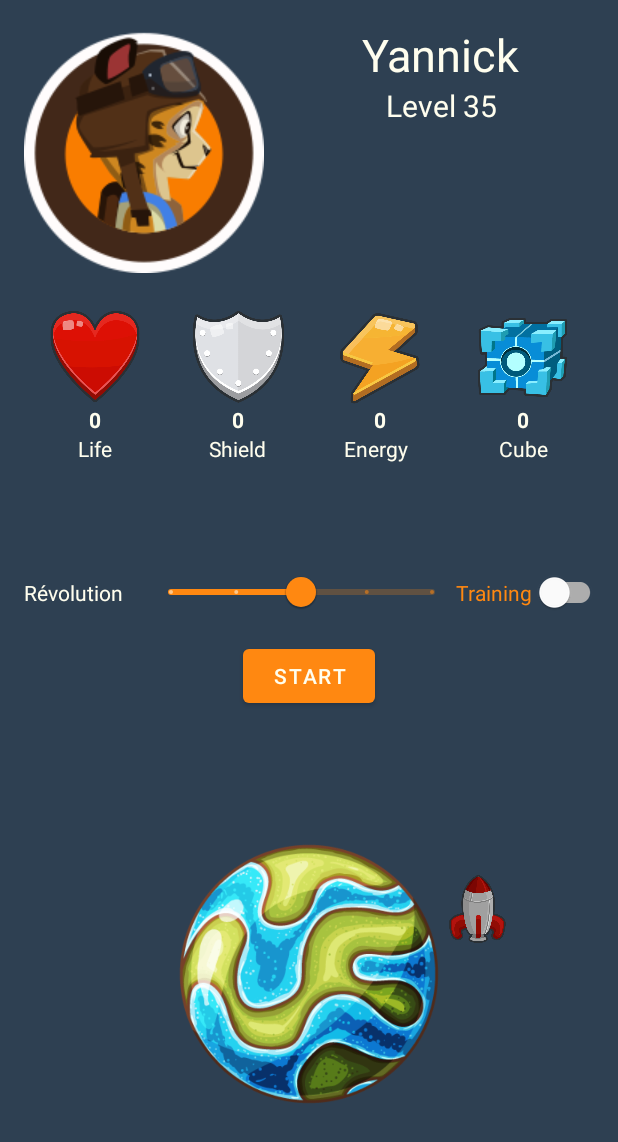
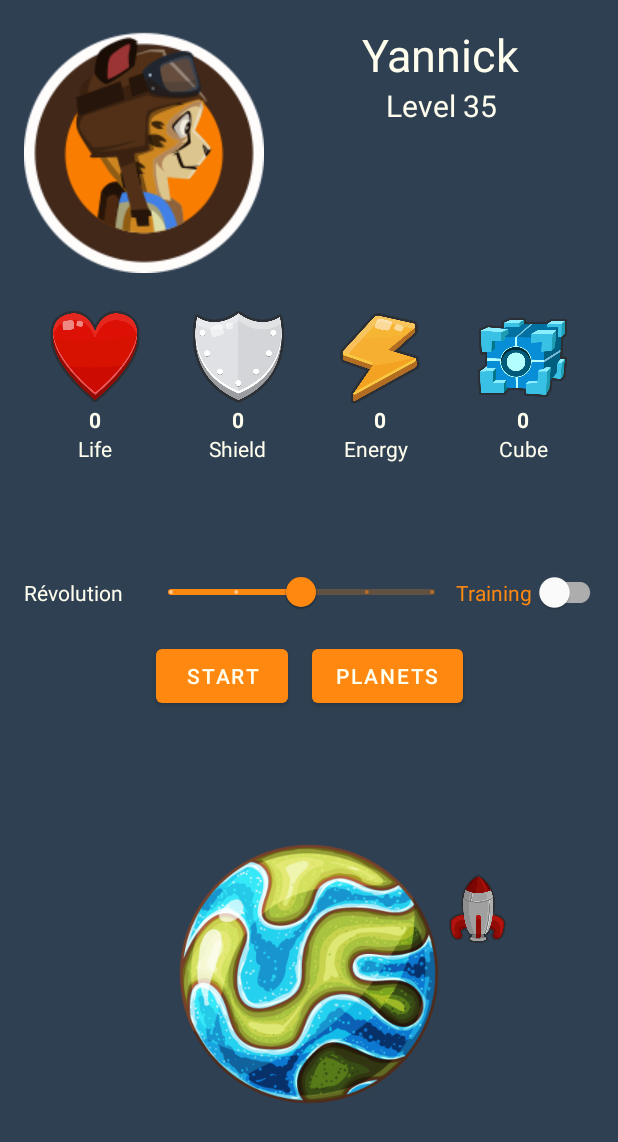
Before and after one commit to yannickcharron/4C6.H23, an Android app: the layout activity_main.xml on its own in the app's theme, with its tools: preview values and no code run, on a phone screen of 412 x 824 dp. Shown: the top 1142 px of the screen. Run offline under Robolectric (Android 15) with nearby library versions, the phone set to English and light mode, and no system bars.

Commit message:
Activity Planets

```diff
--- a/S03.MVVM/app/build.gradle
+++ b/S03.MVVM/app/build.gradle
@@ -46,6 +46,7 @@ dependencies {
 
     //ViewModel
     implementation 'androidx.activity:activity-ktx:1.6.1'
+    implementation 'androidx.core:core-ktx:+'
 
 
     testImplementation 'junit:junit:4.13.2'
--- a/S03.MVVM/app/src/main/AndroidManifest.xml
+++ b/S03.MVVM/app/src/main/AndroidManifest.xml
@@ -12,6 +12,9 @@
         android:theme="@style/CustomTheme"
         tools:targetApi="31">
         <activity
+            android:name=".presentation.planet.PlanetsActivity"
+            android:exported="false" />
+        <activity
             android:name=".presentation.main.MainActivity"
             android:exported="true">
             <intent-filter>
--- a/S03.MVVM/app/src/main/java/ca/qc/cstj/mvvm/presentation/main/MainActivity.kt
+++ b/S03.MVVM/app/src/main/java/ca/qc/cstj/mvvm/presentation/main/MainActivity.kt
@@ -14,6 +14,7 @@ import androidx.lifecycle.lifecycleScope
 import ca.qc.cstj.mvvm.R
 import ca.qc.cstj.mvvm.core.Constants
 import ca.qc.cstj.mvvm.databinding.ActivityMainBinding
+import ca.qc.cstj.mvvm.presentation.planet.PlanetsActivity
 import com.google.android.material.snackbar.Snackbar
 import kotlinx.coroutines.flow.launchIn
 import kotlinx.coroutines.flow.onEach
@@ -70,6 +71,10 @@ class MainActivity : AppCompatActivity() {
             viewModel.fly(revolution, isTraining)
         }
 
+        binding.btnPlanets.setOnClickListener {
+            startActivity(PlanetsActivity.newIntent(this))
+        }
+
     }
 
 
--- /dev/null
+++ b/S03.MVVM/app/src/main/java/ca/qc/cstj/mvvm/presentation/planet/PlanetsUiState.kt
@@ -0,0 +1,4 @@
+package ca.qc.cstj.mvvm.presentation.planet
+
+sealed class PlanetsUiState {
+}
--- a/S03.MVVM/app/src/main/res/layout/activity_main.xml
+++ b/S03.MVVM/app/src/main/res/layout/activity_main.xml
@@ -177,9 +177,9 @@
         android:layout_height="25dp"
         android:layout_marginStart="16dp"
         android:stepSize="1.0"
+        android:value="3.0"
         android:valueFrom="1.0"
         android:valueTo="5.0"
-        android:value="3.0"
         app:layout_constraintEnd_toStartOf="@+id/swtTraining"
         app:layout_constraintStart_toEndOf="@+id/textView14"
         app:layout_constraintTop_toTopOf="@+id/guideline2" />
@@ -200,8 +200,11 @@
         android:layout_width="wrap_content"
         android:layout_height="wrap_content"
         android:layout_marginTop="8dp"
+        android:layout_marginEnd="8dp"
         android:text="@string/start"
-        app:layout_constraintEnd_toEndOf="parent"
+        app:layout_constraintEnd_toStartOf="@+id/btnPlanets"
+        app:layout_constraintHorizontal_bias="0.5"
+        app:layout_constraintHorizontal_chainStyle="packed"
         app:layout_constraintStart_toStartOf="parent"
         app:layout_constraintTop_toBottomOf="@+id/sldRevolution" />
 
@@ -219,12 +222,23 @@
         android:id="@+id/imvRocket"
         android:layout_width="48dp"
         android:layout_height="48dp"
-        app:srcCompat="@drawable/rocket"
         app:layout_constraintCircle="@id/imvPlanet"
         app:layout_constraintCircleAngle="69"
         app:layout_constraintCircleRadius="120dp"
+        app:srcCompat="@drawable/rocket"
         tools:layout_editor_absoluteX="63dp"
         tools:layout_editor_absoluteY="454dp" />
 
+    <Button
+        android:id="@+id/btnPlanets"
+        android:layout_width="wrap_content"
+        android:layout_height="wrap_content"
+        android:layout_marginStart="8dp"
+        android:text="@string/planets"
+        app:layout_constraintEnd_toEndOf="parent"
+        app:layout_constraintHorizontal_bias="0.5"
+        app:layout_constraintStart_toEndOf="@+id/btnStart"
+        app:layout_constraintTop_toTopOf="@+id/btnStart" />
+
 
 </androidx.constraintlayout.widget.ConstraintLayout>
--- a/S03.MVVM/app/src/main/res/values/strings.xml
+++ b/S03.MVVM/app/src/main/res/values/strings.xml
@@ -6,4 +6,5 @@
     <string name="start">Start</string>
     <string name="msg_recharge">Low Energy, please recharge</string>
     <string name="recharge">Recharge (0.99 $)</string>
+    <string name="planets">Planets</string>
 </resources>
--- a/S03.MVVM/build.gradle
+++ b/S03.MVVM/build.gradle
@@ -2,5 +2,5 @@
 plugins {
     id 'com.android.application' version '7.4.1' apply false
     id 'com.android.library' version '7.4.1' apply false
-    id 'org.jetbrains.kotlin.android' version '1.8.0' apply false
+    id 'org.jetbrains.kotlin.android' version '1.8.10' apply false
 }
```
Also changed, not shown: S03.MVVM/app/src/main/java/ca/qc/cstj/mvvm/presentation/planet/PlanetsActivity.kt (added, +22 -0 lines), S03.MVVM/app/src/main/java/ca/qc/cstj/mvvm/presentation/planet/PlanetsViewModel.kt (added, +7 -0 lines), S03.MVVM/app/src/main/res/layout/activity_planets.xml (added, +9 -0 lines).
